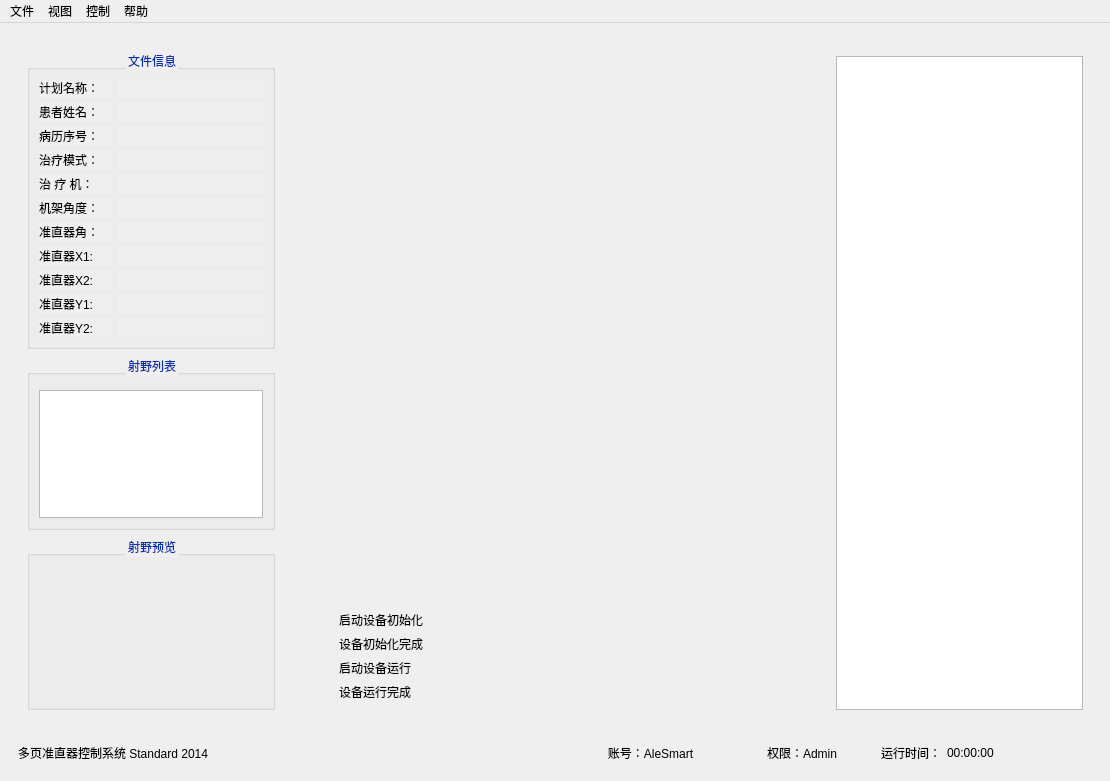
Old version of the form mainwindow.ui in the repository EdwardTj/MLC-Controller.
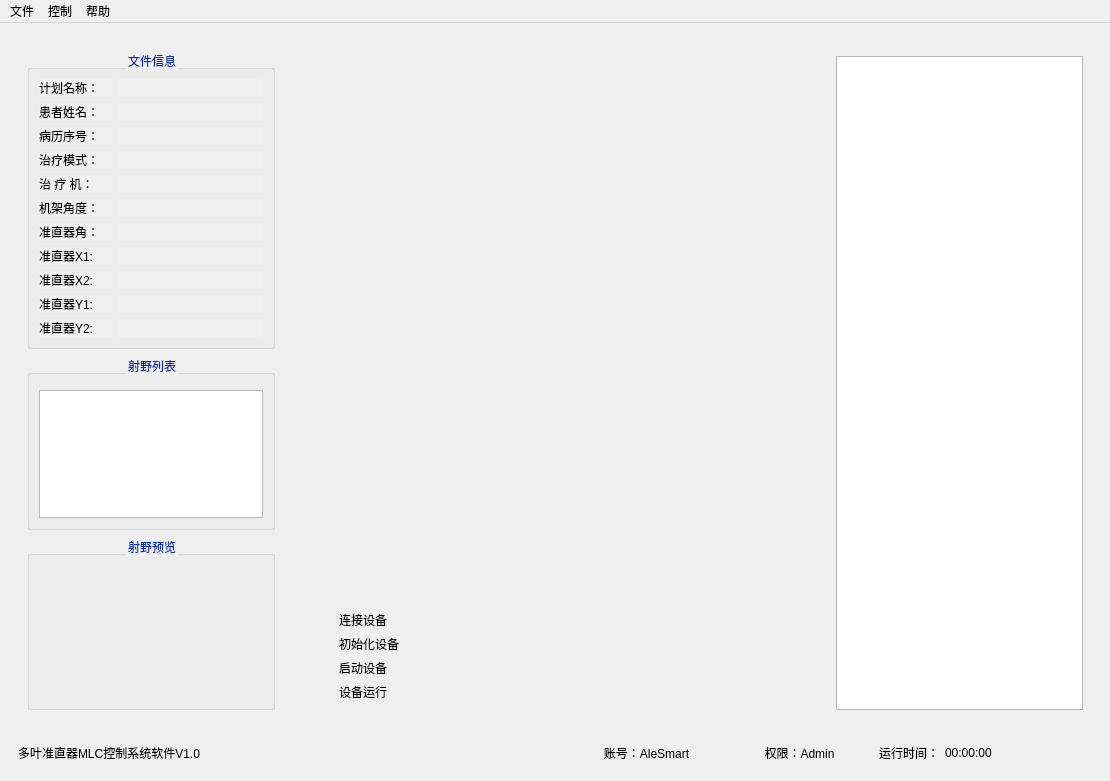
New version of the form. Icons and pictures are not drawn.

Diff of the .ui file:
```diff
--- a/mainwindow.ui
+++ b/mainwindow.ui
@@ -445,28 +445,28 @@
                  <item>
                   <widget class="QLabel" name="label">
                    <property name="text">
-                    <string>启动设备初始化</string>
+                    <string>连接设备</string>
                    </property>
                   </widget>
                  </item>
                  <item>
                   <widget class="QLabel" name="label_2">
                    <property name="text">
-                    <string>设备初始化完成</string>
+                    <string>初始化设备</string>
                    </property>
                   </widget>
                  </item>
                  <item>
                   <widget class="QLabel" name="label_3">
                    <property name="text">
-                    <string>启动设备运行</string>
+                    <string>启动设备</string>
                    </property>
                   </widget>
                  </item>
                  <item>
                   <widget class="QLabel" name="label_4">
                    <property name="text">
-                    <string>设备运行完成</string>
+                    <string>设备运行</string>
                    </property>
                   </widget>
                  </item>
@@ -548,7 +548,7 @@
        <item>
         <widget class="QLabel" name="softVersion">
          <property name="text">
-          <string>多页准直器控制系统 Standard 2014</string>
+          <string>多叶准直器MLC控制系统软件V1.0</string>
          </property>
         </widget>
        </item>
@@ -613,7 +613,7 @@
      <x>0</x>
      <y>0</y>
      <width>1110</width>
-     <height>25</height>
+     <height>21</height>
     </rect>
    </property>
    <widget class="QMenu" name="fileMenu">
@@ -625,11 +625,6 @@
     <addaction name="separator"/>
     <addaction name="clickExit"/>
    </widget>
-   <widget class="QMenu" name="viewMenu">
-    <property name="title">
-     <string>视图</string>
-    </property>
-   </widget>
    <widget class="QMenu" name="controllerMenu">
     <property name="title">
      <string>控制</string>
@@ -641,7 +636,6 @@
     </property>
    </widget>
    <addaction name="fileMenu"/>
-   <addaction name="viewMenu"/>
    <addaction name="controllerMenu"/>
    <addaction name="helpMenu"/>
   </widget>
```
Left out of the diff: 50 changed lines with no effect on the pictures.
